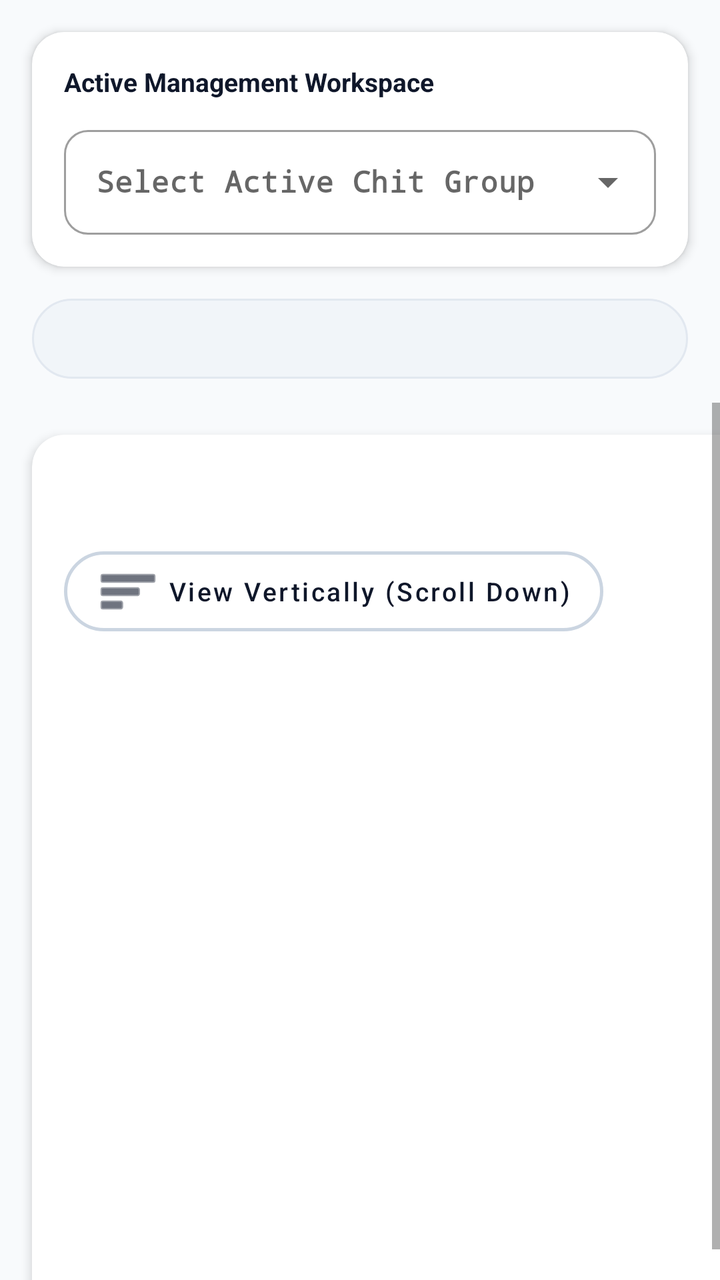
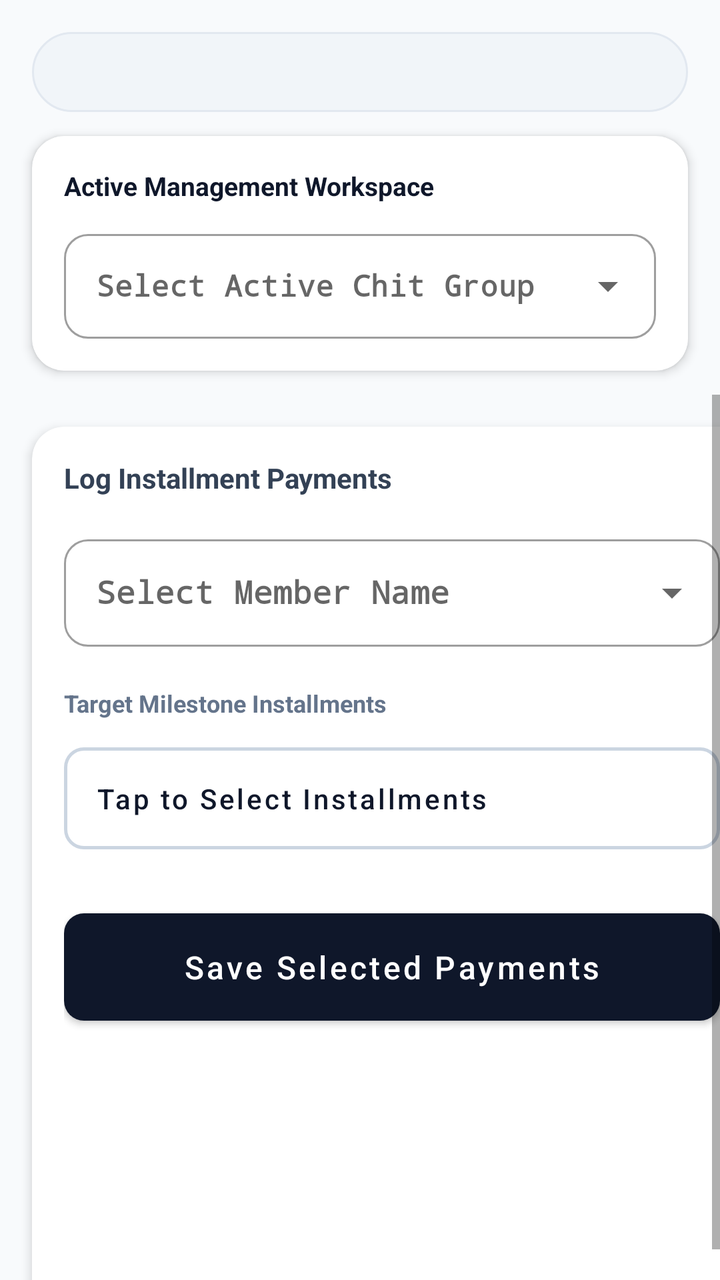

Before-and-after screenshots of an Android layout around one commit, followed by the original layout XML and the change that was made.
<!-- AndroidManifest.xml: application theme Theme.ChitFundManager -->
<!-- res/layout/activity_main.xml -->
<?xml version="1.0" encoding="utf-8"?>
<LinearLayout xmlns:android="http://schemas.android.com/apk/res/android"
    xmlns:app="http://schemas.android.com/apk/res-auto"
    android:layout_width="match_parent"
    android:layout_height="match_parent"
    android:background="#F8FAFC"
    android:orientation="vertical">

    <com.google.android.material.card.MaterialCardView
        android:layout_width="match_parent"
        android:layout_height="wrap_content"
        android:layout_margin="16dp"
        app:cardCornerRadius="16dp"
        app:cardElevation="3dp"
        app:strokeWidth="0dp">

        <LinearLayout
            android:layout_width="match_parent"
            android:layout_height="wrap_content"
            android:orientation="vertical"
            android:padding="16dp">

            <TextView
                android:layout_width="wrap_content"
                android:layout_height="wrap_content"
                android:text="Active Management Workspace"
                android:textColor="#0F172A"
                android:textSize="13sp"
                android:textStyle="bold"
                android:layout_marginBottom="10dp" />

            <com.google.android.material.textfield.TextInputLayout
                style="@style/Widget.MaterialComponents.TextInputLayout.OutlinedBox.ExposedDropdownMenu"
                android:layout_width="match_parent"
                android:layout_height="wrap_content"
                android:hint="Select Active Chit Group">

                <AutoCompleteTextView
                    android:id="@+id/spChitSelector"
                    android:layout_width="match_parent"
                    android:layout_height="wrap_content"
                    android:inputType="none"
                    android:padding="16dp"
                    android:textSize="15sp"
                    android:fontFamily="monospace"
                    android:textStyle="bold"
                    android:textColor="#0F172A"
                    android:popupBackground="@drawable/dropdown_popup_bg" />
            </com.google.android.material.textfield.TextInputLayout>
        </LinearLayout>
    </com.google.android.material.card.MaterialCardView>

    <com.google.android.material.tabs.TabLayout
        android:id="@+id/premiumTabLayout"
        android:layout_width="match_parent"
        android:layout_height="40dp"
        android:layout_marginStart="16dp"
        android:layout_marginEnd="16dp"
        android:layout_marginBottom="12dp"
        android:background="@drawable/tab_background_pill"
        app:tabBackground="@android:color/transparent"
        app:tabIndicator="@drawable/tab_indicator_pill"
        app:tabIndicatorColor="#0F172A"
        app:tabIndicatorGravity="stretch"
        app:tabIndicatorHeight="40dp"
        app:tabMode="fixed"
        app:tabGravity="fill"
        app:tabSelectedTextColor="#FFFFFF"
        app:tabTextColor="#475569"
        app:tabTextAppearance="@style/PremiumTabTextStyle"
        app:tabRippleColor="@android:color/transparent"/>

    <FrameLayout
        android:layout_width="match_parent"
        android:layout_height="match_parent">

        <ScrollView
            android:id="@+id/tabContainerMatrix"
            android:layout_width="match_parent"
            android:layout_height="match_parent"
            android:fillViewport="true"
            android:visibility="visible">

            <com.google.android.material.card.MaterialCardView
                android:layout_width="match_parent"
                android:layout_height="wrap_content"
                android:layout_margin="16dp"
                app:cardCornerRadius="16dp"
                app:cardElevation="3dp"
                app:strokeWidth="0dp">

                <LinearLayout
                    android:layout_width="match_parent"
                    android:layout_height="wrap_content"
                    android:orientation="vertical"
                    android:padding="16dp">

                    <TextView
                        android:id="@+id/tvFundTitle"
                        android:layout_width="match_parent"
                        android:layout_height="wrap_content"
                        android:textSize="18sp"
                        android:fontFamily="monospace"
                        android:textStyle="bold"
                        android:textColor="#0F172A"
                        android:layout_marginBottom="12dp" />

                    <com.google.android.material.button.MaterialButton
                        android:id="@+id/btnToggleMatrixOrientation"
                        style="@style/Widget.MaterialComponents.Button.OutlinedButton"
                        android:layout_width="wrap_content"
                        android:layout_height="wrap_content"
                        android:layout_marginBottom="18dp"
                        android:text="View Vertically (Scroll Down)"
                        android:textAllCaps="false"
                        android:textColor="#0F172A"
                        android:textSize="13sp"
                        app:strokeColor="#CBD5E1"
                        app:strokeWidth="1.5dp"
                        app:cornerRadius="20dp"
                        app:icon="@android:drawable/ic_menu_sort_by_size"
                        app:iconTint="#0F172A" />

                    <HorizontalScrollView
                        android:layout_width="match_parent"
                        android:layout_height="wrap_content">
                        <TableLayout
                            android:id="@+id/tlFundTable"
                            android:layout_width="wrap_content"
                            android:layout_height="wrap_content"
                            android:stretchColumns="*" />
                    </HorizontalScrollView>
                </LinearLayout>
            </com.google.android.material.card.MaterialCardView>
        </ScrollView>

        <ScrollView
            android:id="@+id/tabContainerCollect"
            android:layout_width="match_parent"
            android:layout_height="match_parent"
            android:fillViewport="true"
            android:visibility="gone">

            <com.google.android.material.card.MaterialCardView
                android:id="@+id/llFormContainer"
                android:layout_width="match_parent"
                android:layout_height="wrap_content"
                android:layout_margin="16dp"
                app:cardCornerRadius="16dp"
                app:cardElevation="3dp"
                app:strokeWidth="0dp">

                <LinearLayout
                    android:layout_width="match_parent"
                    android:layout_height="wrap_content"
                    android:orientation="vertical"
                    android:padding="16dp">

                    <TextView
                        android:layout_width="wrap_content"
                        android:layout_height="wrap_content"
                        android:text="Log Installment Payments"
                        android:textColor="#334155"
                        android:textSize="14sp"
                        android:textStyle="bold"
                        android:layout_marginBottom="16dp" />

                    <com.google.android.material.textfield.TextInputLayout
                        style="@style/Widget.MaterialComponents.TextInputLayout.OutlinedBox.ExposedDropdownMenu"
                        android:layout_width="match_parent"
                        android:layout_height="wrap_content"
                        android:layout_marginBottom="20dp"
                        android:hint="Select Member Name">

                        <AutoCompleteTextView
                            android:id="@+id/spMembers"
                            android:layout_width="match_parent"
                            android:layout_height="wrap_content"
                            android:inputType="none"
                            android:padding="16dp"
                            android:fontFamily="monospace"
                            android:textStyle="bold"
                            android:textColor="#0F172A"
                            android:popupBackground="@drawable/dropdown_popup_bg" />
                    </com.google.android.material.textfield.TextInputLayout>

                    <TextView
                        android:layout_width="wrap_content"
                        android:layout_height="wrap_content"
                        android:text="Target Milestone Installments"
                        android:textColor="#64748B"
                        android:textSize="12sp"
                        android:textStyle="bold"
                        android:layout_marginBottom="8dp" />

                    <com.google.android.material.button.MaterialButton
                        android:id="@+id/btnSelectInstallments"
                        style="@style/Widget.MaterialComponents.Button.OutlinedButton"
                        android:layout_width="match_parent"
                        android:layout_height="wrap_content"
                        android:layout_marginBottom="20dp"
                        android:text="Tap to Select Installments"
                        android:textColor="#0F172A"
                        android:gravity="start|center_vertical"
                        android:padding="16dp"
                        android:textAllCaps="false"
                        app:strokeColor="#CBD5E1"
                        app:strokeWidth="1.5dp"
                        app:cornerRadius="10dp" />

                    <com.google.android.material.button.MaterialButton
                        android:id="@+id/btnAddInstallment"
                        android:layout_width="match_parent"
                        android:layout_height="wrap_content"
                        android:text="Save Selected Payments"
                        android:textAllCaps="false"
                        android:textSize="16sp"
                        android:padding="16dp"
                        app:backgroundTint="#0F172A"
                        app:cornerRadius="10dp" />
                </LinearLayout>
            </com.google.android.material.card.MaterialCardView>
        </ScrollView>

        <ScrollView
            android:id="@+id/tabContainerLedger"
            android:layout_width="match_parent"
            android:layout_height="match_parent"
            android:fillViewport="true"
            android:visibility="gone">

            <com.google.android.material.card.MaterialCardView
                android:layout_width="match_parent"
                android:layout_height="wrap_content"
                android:layout_margin="16dp"
                app:cardCornerRadius="16dp"
                app:cardElevation="3dp"
                app:strokeWidth="0dp">

                <LinearLayout
                    android:layout_width="match_parent"
                    android:layout_height="wrap_content"
                    android:orientation="vertical"
                    android:padding="16dp">

                    <TextView
                        android:layout_width="wrap_content"
                        android:layout_height="wrap_content"
                        android:text="Transaction History Ledger"
                        android:textSize="18sp"
                        android:textStyle="bold"
                        android:textColor="#0F172A"
                        android:layout_marginBottom="14dp"/>

                    <com.google.android.material.textfield.TextInputLayout
                        style="@style/Widget.MaterialComponents.TextInputLayout.OutlinedBox.ExposedDropdownMenu"
                        android:layout_width="match_parent"
                        android:layout_height="wrap_content"
                        android:layout_marginBottom="16dp"
                        android:hint="Filter Ledger by Group">

                        <AutoCompleteTextView
                            android:id="@+id/spHistoryFilter"
                            android:layout_width="match_parent"
                            android:layout_height="wrap_content"
                            android:inputType="none"
                            android:padding="16dp"
                            android:fontFamily="monospace"
                            android:textStyle="bold"
                            android:textColor="#0F172A"
                            android:popupBackground="@drawable/dropdown_popup_bg" />
                    </com.google.android.material.textfield.TextInputLayout>

                    <TextView
                        android:id="@+id/tvHistorySummary"
                        android:layout_width="match_parent"
                        android:layout_height="wrap_content"
                        android:background="#F8FAFC"
                        android:padding="14dp"
                        android:textColor="#334155"
                        android:textStyle="bold"
                        android:textSize="13sp"
                        android:layout_marginBottom="18dp"/>

                    <HorizontalScrollView
                        android:layout_width="match_parent"
                        android:layout_height="wrap_content">
                        <TableLayout
                            android:id="@+id/tlHistoryTable"
                            android:layout_width="wrap_content"
                            android:layout_height="wrap_content"
                            android:stretchColumns="*" />
                    </HorizontalScrollView>
                </LinearLayout>
            </com.google.android.material.card.MaterialCardView>
        </ScrollView>
    </FrameLayout>
</LinearLayout>
<!-- resources referenced by this layout -->
<resources>
  <!-- drawable dropdown_popup_bg (drawable) -->
  <?xml version="1.0" encoding="utf-8"?>
  <shape xmlns:android="http://schemas.android.com/apk/res/android"
      android:shape="rectangle">
      <solid android:color="#FFFFFF" />
      <corners android:radius="12dp" />
      <stroke android:width="1dp" android:color="#E0E0E0" />
  </shape>
  <!-- drawable tab_background_pill (drawable) -->
  <?xml version="1.0" encoding="utf-8"?>
  <shape xmlns:android="http://schemas.android.com/apk/res/android"
      android:shape="rectangle">
      <solid android:color="#F1F5F9" />
      <corners android:radius="24dp" />
      <stroke android:width="1dp" android:color="#E2E8F0" />
  </shape>
  <!-- drawable tab_indicator_pill (drawable) -->
  <?xml version="1.0" encoding="utf-8"?>
  <shape xmlns:android="http://schemas.android.com/apk/res/android"
      android:shape="rectangle">
      <solid android:color="#0F172A" />
      <corners android:radius="24dp" />
  </shape>
  <style name="PremiumTabTextStyle" parent="TextAppearance.Design.Tab">
          
          <item name="android:textSize">12sp</item>
          <item name="android:textStyle">bold</item>
          <item name="android:textAllCaps">false</item>
      </style>
  <style name="Theme.ChitFundManager" parent="Theme.MaterialComponents.Light.DarkActionBar">
          <item name="colorPrimary">#0F172A</item>
          <item name="colorPrimaryDark">#020617</item>
          <item name="colorAccent">#10B981</item>
          
          <item name="android:windowBackground">#F8FAFC</item>
          <item name="cardBackgroundColor">#FFFFFF</item>
  
          <item name="materialAlertDialogTheme">@style/PremiumRoundedAlertDialogTheme</item>
          <item name="shapeAppearanceSmallComponent">@style/PremiumRoundedComponentsSmall</item>
      </style>
  <style name="PremiumRoundedAlertDialogTheme" parent="Theme.MaterialComponents.Light.Dialog.Alert">
          <item name="shapeAppearanceOverlay">@style/PremiumAlertDialogShape</item>
          <item name="backgroundTint">#FFFFFF</item>
      </style>
  <style name="PremiumRoundedComponentsSmall" parent="ShapeAppearance.MaterialComponents.SmallComponent">
          <item name="cornerSize">12dp</item>
      </style>
  <style name="PremiumAlertDialogShape" parent="ShapeAppearance.MaterialComponents.MediumComponent">
          <item name="cornerSize">16dp</item>
      </style>
</resources>

<!-- the commit's change to res/layout/activity_main.xml (unified diff, before → after) -->
@@ -6,10 +6,33 @@
     android:background="#F8FAFC"
     android:orientation="vertical">
 
+    <com.google.android.material.tabs.TabLayout
+        android:id="@+id/premiumTabLayout"
+        android:layout_width="match_parent"
+        android:layout_height="40dp"
+        android:layout_marginStart="16dp"
+        android:layout_marginEnd="16dp"
+        android:layout_marginTop="16dp"
+        android:layout_marginBottom="12dp"
+        android:background="@drawable/tab_background_pill"
+        app:tabBackground="@android:color/transparent"
+        app:tabIndicator="@drawable/tab_indicator_pill"
+        app:tabIndicatorColor="#0F172A"
+        app:tabIndicatorGravity="stretch"
+        app:tabIndicatorHeight="40dp"
+        app:tabMode="fixed"
+        app:tabGravity="fill"
+        app:tabSelectedTextColor="#FFFFFF"
+        app:tabTextColor="#475569"
+        app:tabTextAppearance="@style/PremiumTabTextStyle"
+        app:tabRippleColor="@android:color/transparent"/>
+
     <com.google.android.material.card.MaterialCardView
         android:layout_width="match_parent"
         android:layout_height="wrap_content"
-        android:layout_margin="16dp"
+        android:layout_marginStart="16dp"
+        android:layout_marginEnd="16dp"
+        android:layout_marginBottom="12dp"
         app:cardCornerRadius="16dp"
         app:cardElevation="3dp"
         app:strokeWidth="0dp">
@@ -50,96 +73,16 @@
         </LinearLayout>
     </com.google.android.material.card.MaterialCardView>
 
-    <com.google.android.material.tabs.TabLayout
-        android:id="@+id/premiumTabLayout"
-        android:layout_width="match_parent"
-        android:layout_height="40dp"
-        android:layout_marginStart="16dp"
-        android:layout_marginEnd="16dp"
-        android:layout_marginBottom="12dp"
-        android:background="@drawable/tab_background_pill"
-        app:tabBackground="@android:color/transparent"
-        app:tabIndicator="@drawable/tab_indicator_pill"
-        app:tabIndicatorColor="#0F172A"
-        app:tabIndicatorGravity="stretch"
-        app:tabIndicatorHeight="40dp"
-        app:tabMode="fixed"
-        app:tabGravity="fill"
-        app:tabSelectedTextColor="#FFFFFF"
-        app:tabTextColor="#475569"
-        app:tabTextAppearance="@style/PremiumTabTextStyle"
-        app:tabRippleColor="@android:color/transparent"/>
-
     <FrameLayout
         android:layout_width="match_parent"
         android:layout_height="match_parent">
-
-        <ScrollView
-            android:id="@+id/tabContainerMatrix"
-            android:layout_width="match_parent"
-            android:layout_height="match_parent"
-            android:fillViewport="true"
-            android:visibility="visible">
-
-            <com.google.android.material.card.MaterialCardView
-                android:layout_width="match_parent"
-                android:layout_height="wrap_content"
-                android:layout_margin="16dp"
-                app:cardCornerRadius="16dp"
-                app:cardElevation="3dp"
-                app:strokeWidth="0dp">
-
-                <LinearLayout
-                    android:layout_width="match_parent"
-                    android:layout_height="wrap_content"
-                    android:orientation="vertical"
-                    android:padding="16dp">
-
-                    <TextView
-                        android:id="@+id/tvFundTitle"
-                        android:layout_width="match_parent"
-                        android:layout_height="wrap_content"
-                        android:textSize="18sp"
-                        android:fontFamily="monospace"
-                        android:textStyle="bold"
-                        android:textColor="#0F172A"
-                        android:layout_marginBottom="12dp" />
-
-                    <com.google.android.material.button.MaterialButton
-                        android:id="@+id/btnToggleMatrixOrientation"
-                        style="@style/Widget.MaterialComponents.Button.OutlinedButton"
-                        android:layout_width="wrap_content"
-                        android:layout_height="wrap_content"
-                        android:layout_marginBottom="18dp"
-                        android:text="View Vertically (Scroll Down)"
-                        android:textAllCaps="false"
-                        android:textColor="#0F172A"
-                        android:textSize="13sp"
-                        app:strokeColor="#CBD5E1"
-                        app:strokeWidth="1.5dp"
-                        app:cornerRadius="20dp"
-                        app:icon="@android:drawable/ic_menu_sort_by_size"
-                        app:iconTint="#0F172A" />
-
-                    <HorizontalScrollView
-                        android:layout_width="match_parent"
-                        android:layout_height="wrap_content">
-                        <TableLayout
-                            android:id="@+id/tlFundTable"
-                            android:layout_width="wrap_content"
-                            android:layout_height="wrap_content"
-                            android:stretchColumns="*" />
-                    </HorizontalScrollView>
-                </LinearLayout>
-            </com.google.android.material.card.MaterialCardView>
-        </ScrollView>
 
         <ScrollView
             android:id="@+id/tabContainerCollect"
             android:layout_width="match_parent"
             android:layout_height="match_parent"
             android:fillViewport="true"
-            android:visibility="gone">
+            android:visibility="visible">
 
             <com.google.android.material.card.MaterialCardView
                 android:id="@+id/llFormContainer"
@@ -218,6 +161,66 @@
                         android:padding="16dp"
                         app:backgroundTint="#0F172A"
                         app:cornerRadius="10dp" />
+                </LinearLayout>
+            </com.google.android.material.card.MaterialCardView>
+        </ScrollView>
+
+        <ScrollView
+            android:id="@+id/tabContainerMatrix"
+            android:layout_width="match_parent"
+            android:layout_height="match_parent"
+            android:fillViewport="true"
+            android:visibility="gone">
+
+            <com.google.android.material.card.MaterialCardView
+                android:layout_width="match_parent"
+                android:layout_height="wrap_content"
+                android:layout_margin="16dp"
+                app:cardCornerRadius="16dp"
+                app:cardElevation="3dp"
+                app:strokeWidth="0dp">
+
+                <LinearLayout
+                    android:layout_width="match_parent"
+                    android:layout_height="wrap_content"
+                    android:orientation="vertical"
+                    android:padding="16dp">
+
+                    <TextView
+                        android:id="@+id/tvFundTitle"
+                        android:layout_width="match_parent"
+                        android:layout_height="wrap_content"
+                        android:textSize="18sp"
+                        android:fontFamily="monospace"
+                        android:textStyle="bold"
+                        android:textColor="#0F172A"
+                        android:layout_marginBottom="12dp" />
+
+                    <com.google.android.material.button.MaterialButton
+                        android:id="@+id/btnToggleMatrixOrientation"
+                        style="@style/Widget.MaterialComponents.Button.OutlinedButton"
+                        android:layout_width="wrap_content"
+                        android:layout_height="wrap_content"
+                        android:layout_marginBottom="18dp"
+                        android:text="View Vertically (Scroll Down)"
+                        android:textAllCaps="false"
+                        android:textColor="#0F172A"
+                        android:textSize="13sp"
+                        app:strokeColor="#CBD5E1"
+                        app:strokeWidth="1.5dp"
+                        app:cornerRadius="20dp"
+                        app:icon="@android:drawable/ic_menu_sort_by_size"
+                        app:iconTint="#0F172A" />
+
+                    <HorizontalScrollView
+                        android:layout_width="match_parent"
+                        android:layout_height="wrap_content">
+                        <TableLayout
+                            android:id="@+id/tlFundTable"
+                            android:layout_width="wrap_content"
+                            android:layout_height="wrap_content"
+                            android:stretchColumns="*" />
+                    </HorizontalScrollView>
                 </LinearLayout>
             </com.google.android.material.card.MaterialCardView>
         </ScrollView>
